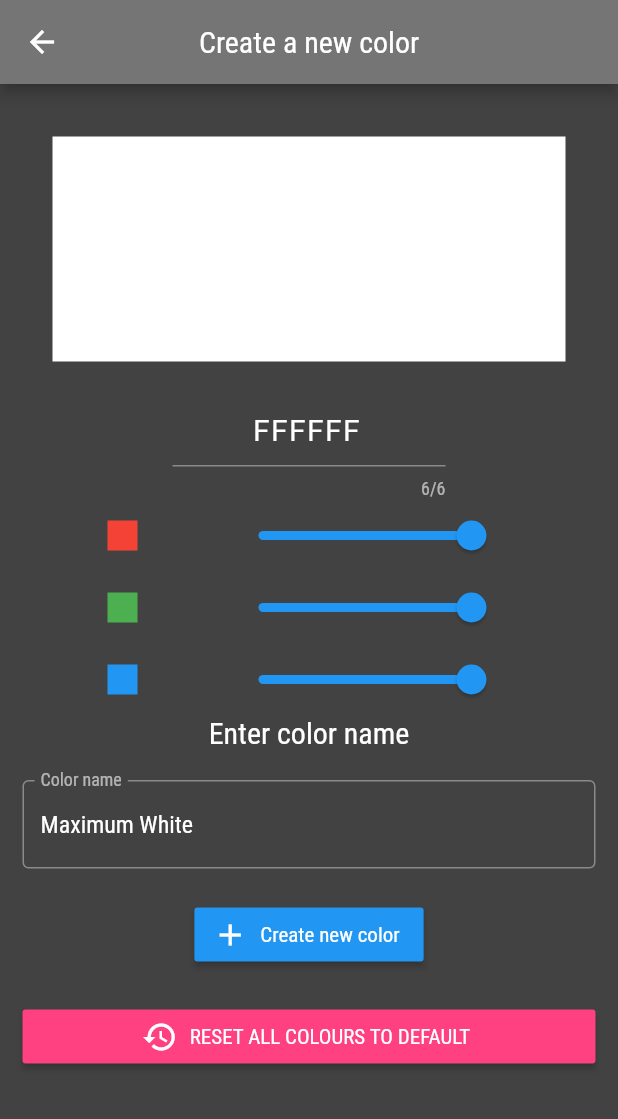
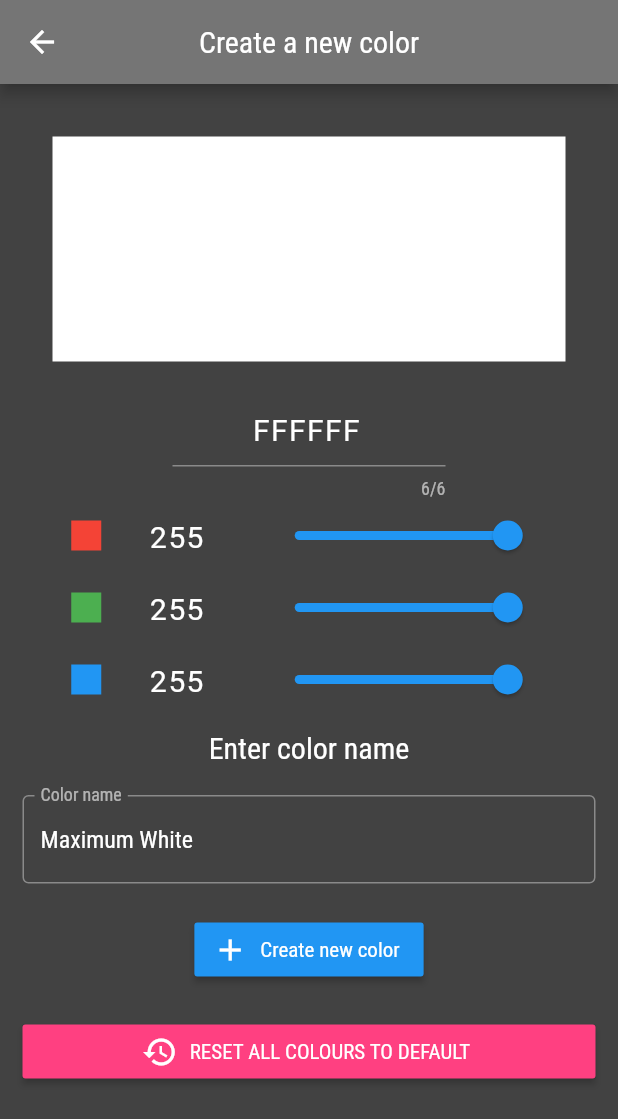
Before and after one commit to JunoNgx/flutter-pura, a Flutter app: the CreateColorPage screen opened directly, on a phone screen of 412 x 824 dp. Shown: the top 1119 px of the screen. Run offline on Flutter 3.47's test engine with Material 2 defaults, Android fonts, the phone set to English and light mode, and no system bars; our stand-ins replace permission_handler; missing offline and left inert: wallpaperplugin.

Commit message:
Added RGB value display to create page.

```diff
--- a/lib/pages/create_color_page.dart
+++ b/lib/pages/create_color_page.dart
@@ -28,6 +28,11 @@ class _CreateColorPageState extends State<CreateColorPage> {
   double _green = 255;
   double _blue = 255;
   String hexCode;
+
+  TextStyle numTextStyle = TextStyle(
+    fontFamily: "RobotoMono",
+    fontSize: 20
+  );
 
   final nameFieldController = TextEditingController(text: '');
   final hexFieldController = TextEditingController(text: '');
@@ -88,10 +93,7 @@ class _CreateColorPageState extends State<CreateColorPage> {
                     return null;
                 },
                 textAlign: TextAlign.center,
-                style: TextStyle(
-                  fontFamily: "RobotoMono",
-                  fontSize: 20,
-                ),
+                style: numTextStyle
               ),
             ),
           ),
@@ -103,6 +105,12 @@ class _CreateColorPageState extends State<CreateColorPage> {
                   height: 20,
                   width: 20,
                   color: Colors.red,
+                ),
+                Container(
+                  width: 40,
+                  child: Text(_red.round().toString(),
+                      style: numTextStyle
+                  ),
                 ),
                 Slider(
                   value: _red,
@@ -129,6 +137,12 @@ class _CreateColorPageState extends State<CreateColorPage> {
                 width: 20,
                 color: Colors.green,
               ),
+              Container(
+                width: 40,
+                child: Text(_green.round().toString(),
+                    style: numTextStyle
+                ),
+              ),
               Slider(
                 value: _green,
                 min: 0,
@@ -153,6 +167,12 @@ class _CreateColorPageState extends State<CreateColorPage> {
                 width: 20,
                 color: Colors.blue,
               ),
+              Container(
+                width: 40,
+                child: Text(_blue.round().toString(),
+                    style: numTextStyle
+                ),
+              ),
               Slider(
                 value: _blue,
                 min: 0,
@@ -168,7 +188,7 @@ class _CreateColorPageState extends State<CreateColorPage> {
               ),
             ],
           ),
-
+          SizedBox(height: 10),
           Center(
             child: Text('Enter color name',
               style: TextStyle(
--- a/lib/widgets/color_detail_dialog.dart
+++ b/lib/widgets/color_detail_dialog.dart
@@ -109,7 +109,7 @@ class ColorDetailDialog extends AlertDialog {
               color: Colors.blue[700],
               textColor: Colors.white,
               icon: Icon(Icons.content_copy),
-              label: Text('Clone Colour'),
+              label: Text('Clone colour'),
               onPressed: () async {
                 var returnData = await Navigator.of(context).push(
                   MaterialPageRoute(builder: (context)
```
